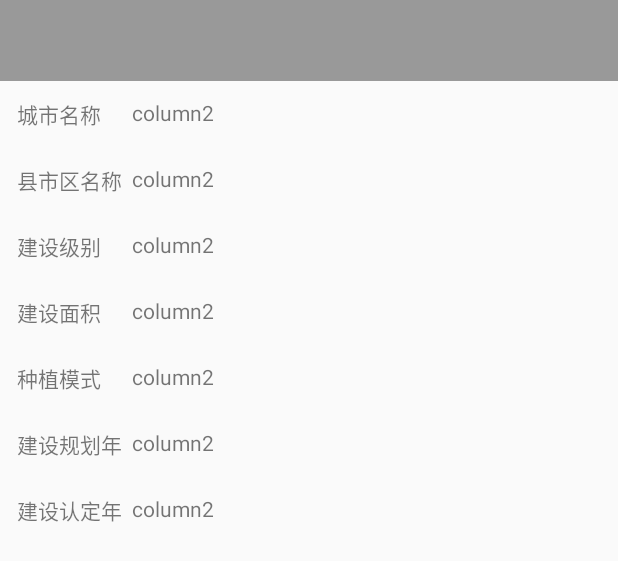
After one commit to JedYu/LGQ, an Android app: the layout layout_dialog_detail.xml on its own in the app's theme, with its tools: preview values and no code run, on a phone screen of 412 x 824 dp. The commit adds this screen. Shown: the top 561 px of the screen. Run offline under Robolectric (Android 15) with nearby library versions, the light colour scheme and no system bars.

Commit message:
detail dialog

```diff
--- a/app/build.gradle
+++ b/app/build.gradle
@@ -29,4 +29,5 @@ dependencies {
     compile 'org.jamel.dbf:dbf-reader:0.1.0'
     compile 'com.michaelpardo:activeandroid:3.1.0-SNAPSHOT'
     compile 'com.android.support:appcompat-v7:21.0.3'
+    compile 'com.google.code.gson:gson:2.3.1'
 }
--- /dev/null
+++ b/app/src/main/res/layout/layout_dialog_detail.xml
@@ -0,0 +1,163 @@
+<?xml version="1.0" encoding="utf-8"?>
+<LinearLayout xmlns:android="http://schemas.android.com/apk/res/android"
+              android:orientation="vertical"
+              android:layout_width="match_parent"
+              android:layout_height="match_parent">
+
+    <LinearLayout
+        android:layout_width="match_parent"
+        android:layout_height="wrap_content"
+        android:background="#999999"
+        android:paddingTop="16dp"
+        android:paddingLeft="4dp"
+        android:paddingBottom="16dp">
+        <TextView
+            android:id="@+id/tv_name"
+            android:textColor="#ffffff"
+            android:textSize="16sp"
+            android:layout_width="match_parent"
+            android:layout_height="wrap_content"/>
+    </LinearLayout>
+
+    <TableLayout
+        android:layout_width="match_parent"
+        android:layout_height="wrap_content">
+        <TableRow
+            android:layout_width="match_parent"
+            android:layout_height="wrap_content"
+            android:padding="8dp">
+            <TextView
+                android:layout_width="wrap_content"
+                android:layout_height="match_parent"
+                android:layout_gravity="left"
+                android:text="城市名称"
+                android:padding="3dip"  />
+            <TextView
+                android:id="@+id/tv_city"
+                android:layout_width="0dp"
+                android:layout_height="match_parent"
+                android:layout_gravity="center_vertical"
+                android:layout_weight="1"
+                android:text="column2"
+                android:padding="3dip"  />
+        </TableRow>
+
+        <TableRow
+            android:layout_width="match_parent"
+            android:layout_height="wrap_content"
+            android:padding="8dp">
+            <TextView
+                android:layout_width="wrap_content"
+                android:layout_height="match_parent"
+                android:layout_gravity="left"
+                android:text="县市区名称"
+                android:padding="3dip"  />
+            <TextView
+                android:id="@+id/tv_county"
+                android:layout_width="0dp"
+                android:layout_height="match_parent"
+                android:layout_gravity="center_vertical"
+                android:layout_weight="1"
+                android:text="column2"
+                android:padding="3dip"  />
+        </TableRow>
+
+        <TableRow
+            android:layout_width="match_parent"
+            android:layout_height="wrap_content"
+            android:padding="8dp">
+            <TextView
+                android:layout_width="wrap_content"
+                android:layout_height="match_parent"
+                android:text="建设级别"
+                android:padding="3dip"  />
+            <TextView
+                android:id="@+id/tv_level"
+                android:layout_width="0dp"
+                android:layout_height="match_parent"
+                android:layout_gravity="center_vertical"
+                android:layout_weight="1"
+                android:text="column2"
+                android:padding="3dip"  />
+        </TableRow>
+
+        <TableRow
+            android:layout_width="match_parent"
+            android:layout_height="wrap_content"
+            android:padding="8dp">
+            <TextView
+                android:layout_width="wrap_content"
+                android:layout_height="match_parent"
+                android:text="建设面积"
+                android:padding="3dip"  />
+            <TextView
+                android:id="@+id/tv_area"
+                android:layout_width="0dp"
+                android:layout_height="match_parent"
+                android:layout_gravity="center_vertical"
+                android:layout_weight="1"
+                android:text="column2"
+                android:padding="3dip"  />
+        </TableRow>
+
+        <TableRow
+            android:layout_width="match_parent"
+            android:layout_height="wrap_content"
+            android:padding="8dp">
+            <TextView
+                android:layout_width="wrap_content"
+                android:layout_height="match_parent"
+                android:text="种植模式"
+                android:padding="3dip"  />
+            <TextView
+                android:id="@+id/tv_crop"
+                android:layout_width="0dp"
+                android:layout_height="match_parent"
+                android:layout_gravity="center_vertical"
+                android:layout_weight="1"
+                android:text="column2"
+                android:padding="3dip"  />
+        </TableRow>
+
+
+        <TableRow
+            android:layout_width="match_parent"
+            android:layout_height="wrap_content"
+            android:padding="8dp">
+            <TextView
+                android:layout_width="wrap_content"
+                android:layout_height="match_parent"
+                android:text="建设规划年"
+                android:padding="3dip"  />
+            <TextView
+                android:id="@+id/tv_plan_year"
+                android:layout_width="0dp"
+                android:layout_height="match_parent"
+                android:layout_gravity="center_vertical"
+                android:layout_weight="1"
+                android:text="column2"
+                android:padding="3dip"  />
+        </TableRow>
+
+        <TableRow
+            android:layout_width="match_parent"
+            android:layout_height="wrap_content"
+            android:padding="8dp">
+            <TextView
+                android:layout_width="wrap_content"
+                android:layout_height="match_parent"
+                android:text="建设认定年"
+                android:padding="3dip"  />
+            <TextView
+                android:id="@+id/tv_identified_year"
+                android:layout_width="0dp"
+                android:layout_height="match_parent"
+                android:layout_gravity="center_vertical"
+                android:layout_weight="1"
+                android:text="column2"
+                android:padding="3dip"  />
+        </TableRow>
+    </TableLayout>
+
+
+</LinearLayout>
--- a/app/src/main/res/layout/layout_menu_list_header.xml
+++ b/app/src/main/res/layout/layout_menu_list_header.xml
@@ -1,7 +1,7 @@
 <?xml version="1.0" encoding="utf-8"?>
 <LinearLayout xmlns:android="http://schemas.android.com/apk/res/android"
               android:orientation="vertical"
-              android:background="#00CC00"
+              android:background="#999999"
               android:layout_width="match_parent"
               android:padding="4dp"
               android:layout_height="match_parent">
--- a/app/src/main/res/values/styles.xml
+++ b/app/src/main/res/values/styles.xml
@@ -2,7 +2,7 @@
 
     <!-- Base application theme. -->
     <style name="AppTheme" parent="Theme.AppCompat.Light.NoActionBar">
-        <!-- Customize your theme here. -->
+        <item name="android:windowFullscreen">true</item>
     </style>
 
 </resources>
```
Also changed, not shown: app/src/main/java/li/vane/ex/lgq/LgqOverlayManager.java (added, +48 -0 lines), app/src/main/java/li/vane/ex/lgq/MainActivity.java (+64 -16 lines), app/src/main/java/li/vane/ex/lgq/adapter/LGQAdapter.java (added, +33 -0 lines), 1 other file.
